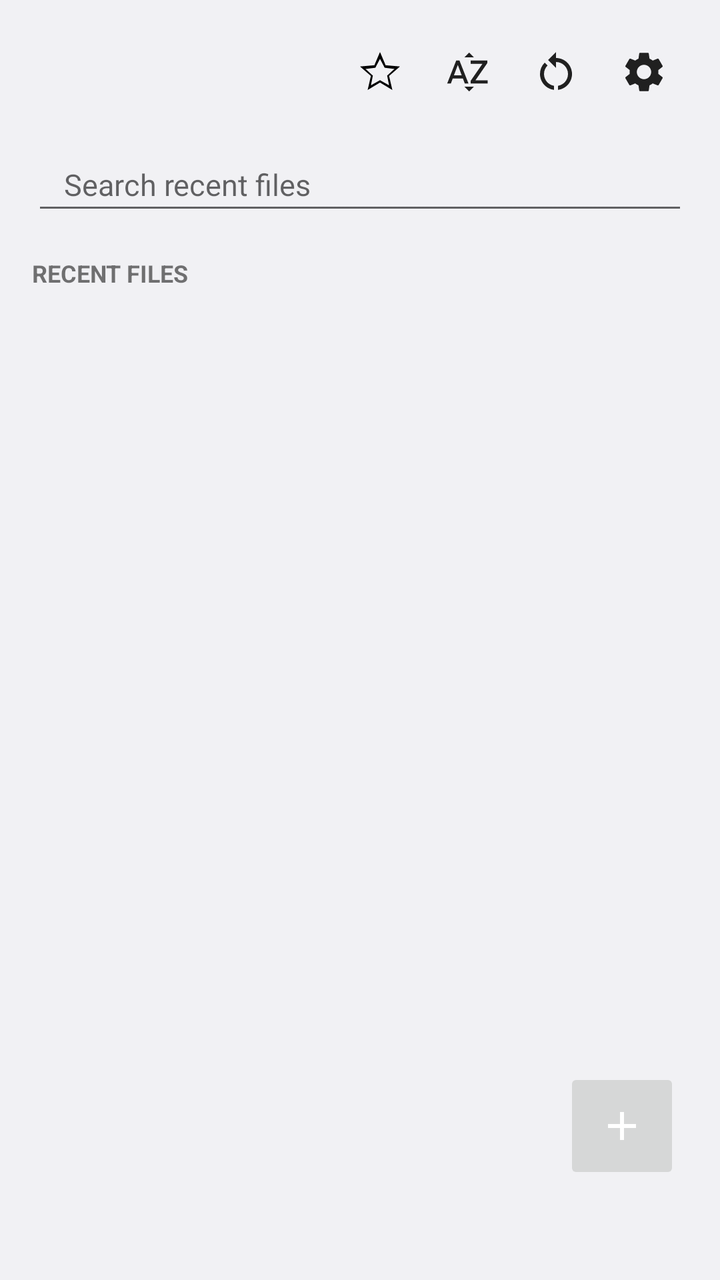
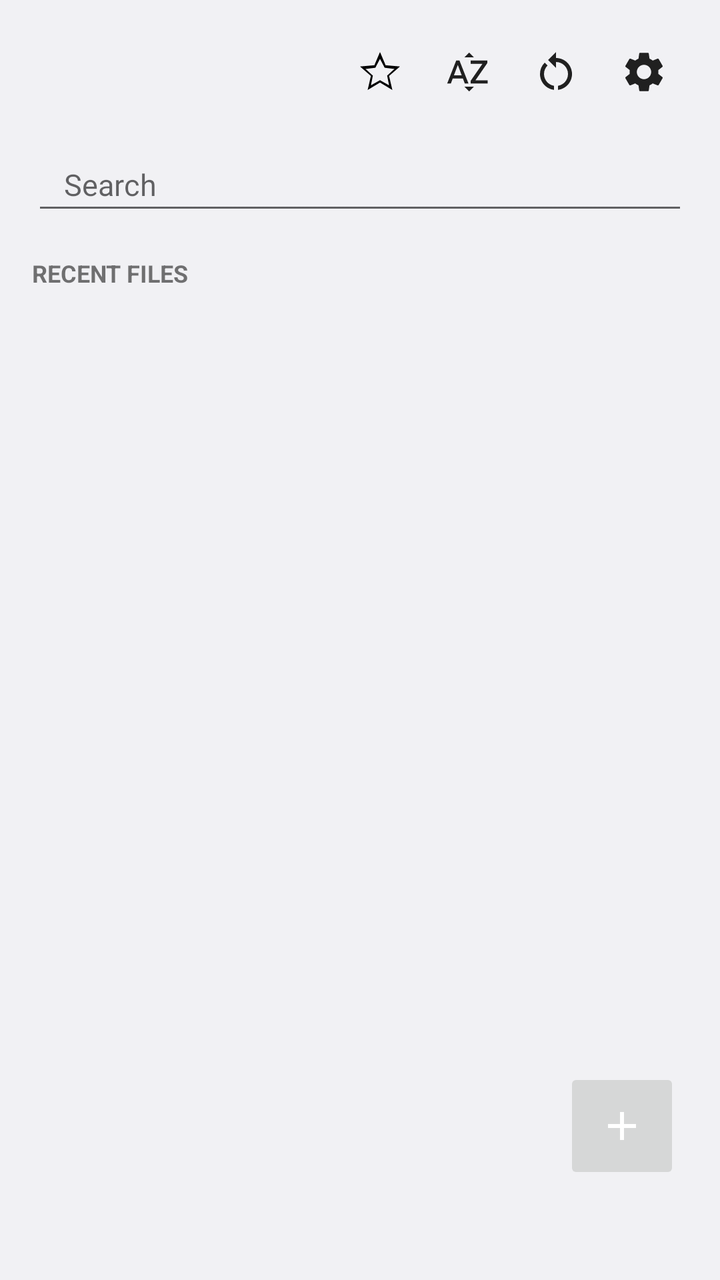

Before-and-after screenshots of an Android layout around one commit, followed by the original layout XML and the change that was made.
<!-- AndroidManifest.xml: application theme Theme.EditNote -->
<!-- res/layout/activity_main.xml -->
<?xml version="1.0" encoding="utf-8"?>
<FrameLayout xmlns:android="http://schemas.android.com/apk/res/android"
    android:layout_width="match_parent"
    android:layout_height="match_parent">

<LinearLayout
    android:layout_width="match_parent"
    android:layout_height="match_parent"
    android:orientation="vertical"
    android:paddingStart="16dp"
    android:paddingEnd="16dp">

    <LinearLayout
        android:layout_width="match_parent"
        android:layout_height="wrap_content"
        android:layout_marginTop="14dp"
        android:gravity="center_vertical"
        android:orientation="horizontal">

        
        <ImageView
            android:id="@+id/homeLogo"
            android:layout_width="0dp"
            android:layout_height="30dp"
            android:layout_weight="1"
            android:contentDescription="EditNote"
            android:scaleType="fitStart"
            android:src="@drawable/logo_lockup" />

        <ImageButton
            android:id="@+id/btnHomeBookmarks"
            android:layout_width="44dp"
            android:layout_height="44dp"
            android:background="?android:attr/selectableItemBackgroundBorderless"
            android:contentDescription="Bookmarks"
            android:src="@drawable/ic_star_outline" />

        <ImageButton
            android:id="@+id/btnHomeSort"
            android:layout_width="44dp"
            android:layout_height="44dp"
            android:background="?android:attr/selectableItemBackgroundBorderless"
            android:contentDescription="Sort A to Z"
            android:src="@drawable/ic_sort" />

        <ImageButton
            android:id="@+id/btnHomeReset"
            android:layout_width="44dp"
            android:layout_height="44dp"
            android:background="?android:attr/selectableItemBackgroundBorderless"
            android:contentDescription="Reset recent list"
            android:src="@drawable/ic_reset" />

        <ImageButton
            android:id="@+id/btnHomeSettings"
            android:layout_width="44dp"
            android:layout_height="44dp"
            android:background="?android:attr/selectableItemBackgroundBorderless"
            android:contentDescription="Settings"
            android:src="@drawable/ic_gear" />
    </LinearLayout>

    <EditText
        android:id="@+id/searchBox"
        android:layout_width="match_parent"
        android:layout_height="wrap_content"
        android:layout_marginTop="14dp"
        android:hint="Search recent files"
        android:importantForAutofill="no"
        android:inputType="text"
        android:paddingStart="16dp"
        android:paddingTop="10dp"
        android:paddingEnd="16dp"
        android:paddingBottom="10dp"
        android:singleLine="true"
        android:textSize="15sp" />

    <TextView
        android:id="@+id/sectionLabel"
        android:layout_width="match_parent"
        android:layout_height="wrap_content"
        android:layout_marginTop="16dp"
        android:text="RECENT FILES"
        android:textSize="12sp"
        android:textStyle="bold" />

    <ListView
        android:id="@+id/noteList"
        android:layout_width="match_parent"
        android:layout_height="0dp"
        android:layout_marginTop="6dp"
        android:layout_weight="1"
        android:clipToPadding="false"
        android:divider="@null"
        android:dividerHeight="0dp"
        android:paddingBottom="24dp" />

</LinearLayout>

    <TextView
        android:id="@+id/emptyText"
        android:layout_width="wrap_content"
        android:layout_height="wrap_content"
        android:layout_gravity="center"
        android:layout_marginStart="40dp"
        android:layout_marginEnd="40dp"
        android:gravity="center"
        android:text="No files yet.\nTap + to create a new file, or open one from your device."
        android:textSize="15sp"
        android:visibility="gone" />

    <View
        android:id="@+id/speedScrim"
        android:layout_width="match_parent"
        android:layout_height="match_parent"
        android:visibility="gone" />

    <LinearLayout
        android:id="@+id/speedDial"
        android:layout_width="wrap_content"
        android:layout_height="wrap_content"
        android:layout_gravity="bottom|end"
        android:layout_marginEnd="20dp"
        android:layout_marginBottom="118dp"
        android:gravity="end"
        android:orientation="vertical"
        android:visibility="gone">

        <LinearLayout
            android:layout_width="wrap_content"
            android:layout_height="wrap_content"
            android:gravity="center_vertical"
            android:orientation="horizontal">

            <TextView
                android:id="@+id/speedNewLabel"
                android:layout_width="wrap_content"
                android:layout_height="wrap_content"
                android:layout_marginEnd="10dp"
                android:paddingStart="14dp"
                android:paddingTop="7dp"
                android:paddingEnd="14dp"
                android:paddingBottom="7dp"
                android:text="New file"
                android:textSize="14sp" />

            <ImageButton
                android:id="@+id/speedNew"
                android:layout_width="44dp"
                android:layout_height="44dp"
                android:contentDescription="New file"
                android:src="@drawable/ic_add" />
        </LinearLayout>

        <LinearLayout
            android:layout_width="wrap_content"
            android:layout_height="wrap_content"
            android:layout_marginTop="12dp"
            android:gravity="center_vertical"
            android:orientation="horizontal">

            <TextView
                android:id="@+id/speedOpenLabel"
                android:layout_width="wrap_content"
                android:layout_height="wrap_content"
                android:layout_marginEnd="10dp"
                android:paddingStart="14dp"
                android:paddingTop="7dp"
                android:paddingEnd="14dp"
                android:paddingBottom="7dp"
                android:text="Open a file"
                android:textSize="14sp" />

            <ImageButton
                android:id="@+id/speedOpen"
                android:layout_width="44dp"
                android:layout_height="44dp"
                android:contentDescription="Open a file"
                android:src="@drawable/ic_open_folder" />
        </LinearLayout>
    </LinearLayout>

    <ImageButton
        android:id="@+id/btnFab"
        android:layout_width="58dp"
        android:layout_height="58dp"
        android:layout_gravity="bottom|end"
        android:layout_marginEnd="20dp"
        android:layout_marginBottom="48dp"
        android:contentDescription="New or open file"
        android:padding="15dp"
        android:src="@drawable/ic_add" />
</FrameLayout>
<!-- resources referenced by this layout -->
<resources>
  <!-- drawable ic_add (drawable) -->
  <vector xmlns:android="http://schemas.android.com/apk/res/android"
      android:width="24dp"
      android:height="24dp"
      android:viewportWidth="24"
      android:viewportHeight="24">
      <path
          android:fillColor="#FFFFFF"
          android:pathData="M19,13h-6v6h-2v-6H5v-2h6V5h2v6h6v2z" />
  </vector>
  <!-- drawable ic_open_folder (drawable) -->
  <vector xmlns:android="http://schemas.android.com/apk/res/android"
      android:width="24dp" android:height="24dp"
      android:viewportWidth="24" android:viewportHeight="24"
      android:tint="?android:attr/textColorPrimary">
      <path android:fillColor="@android:color/white" android:pathData="M10,4 L4,4 C2.9,4 2,4.9 2,6 L2,18 C2,19.1 2.9,20 4,20 L20,20 C21.1,20 22,19.1 22,18 L22,8 C22,6.9 21.1,6 20,6 L12,6 L10,4 Z" />
  </vector>
  <!-- drawable ic_reset (drawable) -->
  <vector xmlns:android="http://schemas.android.com/apk/res/android"
      android:width="24dp"
      android:height="24dp"
      android:viewportWidth="24"
      android:viewportHeight="24"
      android:tint="?android:attr/textColorPrimary">
      <path
          android:fillColor="@android:color/white"
          android:pathData="M12 5V2L8 6l4 4V7c3.31 0 6 2.69 6 6 0 2.97-2.17 5.43-5 5.91v2.02c3.95-.49 7-3.85 7-7.93 0-4.42-3.58-8-8-8zm-6 8c0-1.65.67-3.15 1.76-4.24L6.34 7.34A8.014 8.014 0 0 0 4 13c0 4.08 3.05 7.44 7 7.93v-2.02c-2.83-.48-5-2.94-5-5.91z" />
  </vector>
  <!-- drawable ic_sort (drawable) -->
  <vector xmlns:android="http://schemas.android.com/apk/res/android"
      android:width="24dp"
      android:height="24dp"
      android:viewportWidth="24"
      android:viewportHeight="24"
      android:tint="?android:attr/textColorPrimary">
      <path
          android:fillColor="@android:color/white"
          android:pathData="M14.94 4.66h-4.72l2.36-2.36zm-4.69 14.71h4.66l-2.33 2.33zM6.1 6.27 1.6 17.73h1.84l.92-2.45h5.11l.92 2.45h1.84L7.74 6.27H6.1zm-1.13 7.37 1.94-5.18 1.94 5.18H4.97zm10.76 2.5h6.12v1.59h-8.53v-1.29l5.92-8.56h-5.88v-1.6h8.3v1.26l-5.93 8.6z" />
  </vector>
  <!-- drawable ic_star_outline (drawable) -->
  <vector xmlns:android="http://schemas.android.com/apk/res/android"
      android:width="24dp"
      android:height="24dp"
      android:viewportWidth="24"
      android:viewportHeight="24">
      <path
          android:fillColor="#000000"
          android:pathData="M22,9.24L14.81,8.62L12,2L9.19,8.62L2,9.24L7.45,13.97L5.82,21L12,17.27L18.18,21L16.54,13.97L22,9.24ZM12,5.44L14.34,9.88L19.23,10.47L15.57,13.82L16.54,18.66L12,16.09L7.46,18.66L8.43,13.82L4.77,10.47L9.66,9.88L12,5.44Z" />
  </vector>
  <style name="Theme.EditNote" parent="Theme.EditNote.Light.Orange" />
  <style name="Theme.EditNote.Light.Orange" parent="android:Theme.Material.Light.NoActionBar">
          <item name="android:colorAccent">#F46658</item>
          
          <item name="android:windowBackground">#F1F1F4</item>
          <item name="android:statusBarColor">#F1F1F4</item>
          <item name="android:windowLightStatusBar">true</item>
          <item name="android:navigationBarColor">#F1F1F4</item>
          <item name="android:windowLightNavigationBar">true</item>
      </style>
  <!-- unchanged entries left out for length: 2 -->
</resources>

<!-- the commit's change to res/layout/activity_main.xml (unified diff, before → after) -->
@@ -65,7 +65,7 @@
         android:layout_width="match_parent"
         android:layout_height="wrap_content"
         android:layout_marginTop="14dp"
-        android:hint="Search recent files"
+        android:hint="Search"
         android:importantForAutofill="no"
         android:inputType="text"
         android:paddingStart="16dp"
@@ -93,9 +93,19 @@
         android:clipToPadding="false"
         android:divider="@null"
         android:dividerHeight="0dp"
-        android:paddingBottom="24dp" />
+        android:paddingBottom="24dp"
+        android:scrollbars="none" />
 
 </LinearLayout>
+
+    
+    <View
+        android:id="@+id/scrollThumb"
+        android:layout_width="4dp"
+        android:layout_height="52dp"
+        android:layout_gravity="top|end"
+        android:layout_marginEnd="3dp"
+        android:alpha="0" />
 
     <TextView
         android:id="@+id/emptyText"
